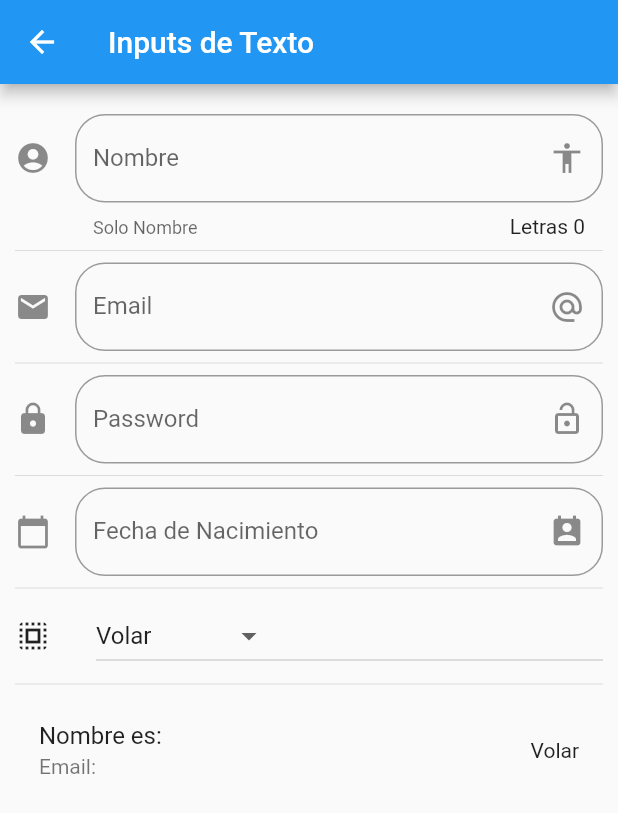
After one commit to VctrorPerez/2021dsm43-dapps, a Flutter app: the screen it shows after launch, after a tap on "Inputs", on a phone screen of 412 x 824 dp. The commit adds this screen. Shown: the top 813 px of the screen. Run offline on Flutter 3.47's test engine with Material 2 defaults, Android fonts, the phone set to English and light mode, and no system bars; missing offline and left inert: dart:ffi; network calls fail.

Commit message:
Componentes en flutter 11-34

```diff
--- a/Flutter/componentes/componentes/data/menu_opts.json
+++ b/Flutter/componentes/componentes/data/menu_opts.json
@@ -15,6 +15,26 @@
             "ruta" : "card",
             "icon" : "folder_open",
             "texto": "Cards - Tarjetas"
+        },
+        {
+            "ruta" : "animatedContainer",
+            "icon" : "donut_large",
+            "texto": "Animated Container"
+        },
+        {
+            "ruta" : "inputs",
+            "icon" : "input",
+            "texto": "Inputs"
+        },
+        {
+            "ruta" : "slider",
+            "icon" : "tune",
+            "texto": "Slider - Checks"
+        },
+        {
+            "ruta" : "list",
+            "icon" : "list",
+            "texto": "Listas Y Scroll"
         }
     ]
 }
--- a/Flutter/componentes/componentes/lib/main.dart
+++ b/Flutter/componentes/componentes/lib/main.dart
@@ -1,5 +1,7 @@
-import 'package:componentes/src/pages/home_page.dart';
-//  import 'package:componentes/src/pages/home_temp.dart';
+import 'package:componentes/src/pages/alert_page.dart';
+import 'package:componentes/src/routes/routes.dart';
+import 'package:flutter_localizations/flutter_localizations.dart';
+
 import 'package:flutter/material.dart';
 
 void main() => runApp(MyApp());
@@ -8,8 +10,25 @@ class MyApp extends StatelessWidget {
   @override
   Widget build(BuildContext context) {
     return MaterialApp(
-        title: 'Componentes App',
-        debugShowCheckedModeBanner: false,
-        home: HomePage());
+      title: 'Componentes App',
+      debugShowCheckedModeBanner: false,
+      localizationsDelegates: [
+        GlobalMaterialLocalizations.delegate,
+        GlobalWidgetsLocalizations.delegate,
+        GlobalCupertinoLocalizations.delegate,
+      ],
+      supportedLocales: [
+        Locale('en', 'US'), // English, no country code
+        Locale('es', 'ES'), // Spanish, no country code
+      ],
+      //home: HomePage()),
+      initialRoute: '/',
+      routes: getApplicationRoutes(),
+      onGenerateRoute: (RouteSettings settings) {
+        print('Ruta LLamada: ${settings.name}');
+        return MaterialPageRoute(
+            builder: (BuildContext context) => AlertPage());
+      },
+    );
   }
 }
--- a/Flutter/componentes/componentes/lib/src/pages/home_page.dart
+++ b/Flutter/componentes/componentes/lib/src/pages/home_page.dart
@@ -1,5 +1,7 @@
+import 'package:flutter/material.dart';
 import 'package:componentes/src/providers/menu_providers.dart';
-import 'package:flutter/material.dart';
+import 'package:componentes/src/utils/icono_string_util.dart';
+import 'alert_page.dart';
 
 class HomePage extends StatelessWidget {
   @override
@@ -13,20 +15,37 @@ class HomePage extends StatelessWidget {
   }
 
   Widget _lista() {
-    print(menuProvider.opciones);
-
-    return ListView(
-      children: _listaItems(),
+    //print(menuProvider.opciones);
+    //menuProvider.cargarData()
+    return FutureBuilder(
+      future: menuProvider.cargarData(),
+      initialData: [],
+      builder: (context, AsyncSnapshot<List<dynamic>> snapshot) {
+        return ListView(
+          children: _listaItems(snapshot.data, context),
+        );
+      },
     );
   }
+
+  List<Widget> _listaItems(data, BuildContext context) {
+    final List<Widget> opciones = [];
+
+    data.forEach((opt) {
+      final widgetTemp = ListTile(
+        title: Text(opt['texto']),
+        leading: getIcon(opt['icon']),
+        trailing: Icon(Icons.keyboard_arrow_right, color: Colors.blue),
+        onTap: () {
+          Navigator.pushNamed(context, opt['ruta']);
+          //final route = MaterialPageRoute(builder: (context) => AlertPage());
+          //Navigator.push(context, route);
+        },
+      );
+      opciones
+        ..add(widgetTemp)
+        ..add(Divider());
+    });
+    return opciones;
+  }
 }
-
-List<Widget> _listaItems() {
-  return [
-    ListTile(title: Text('Hola Mundo')),
-    Divider(),
-    ListTile(title: Text('Hola Mundo')),
-    Divider(),
-    ListTile(title: Text('Hola Mundo')),
-  ];
-}
--- /dev/null
+++ b/Flutter/componentes/componentes/lib/src/pages/input_page.dart
@@ -0,0 +1,163 @@
+import 'package:flutter/material.dart';
+
+class InputPage extends StatefulWidget {
+  @override
+  _InputPageState createState() => _InputPageState();
+}
+
+class _InputPageState extends State<InputPage> {
+  String _nombre = '';
+  String _email = '';
+  String _fecha = '';
+  String _opcionSeleccionada = 'Volar';
+
+  List<String> _poderes = ['Volar', 'RayosX', 'Super fuerza'];
+
+  TextEditingController _inputFieldDateController = new TextEditingController();
+  @override
+  Widget build(BuildContext context) {
+    return Scaffold(
+      appBar: AppBar(
+        title: Text('Inputs de Texto'),
+      ),
+      body: ListView(
+          padding: EdgeInsets.symmetric(horizontal: 10.0, vertical: 20.0),
+          children: <Widget>[
+            _crearImput(),
+            Divider(),
+            _creaarEmail(),
+            Divider(),
+            _crearPassword(),
+            Divider(),
+            _crearFecha(context),
+            Divider(),
+            _crearDropdown(),
+            Divider(),
+            _crearPersona(),
+          ]),
+    );
+  }
+
+  Widget _crearImput() {
+    return TextField(
+      //autofocus: true,
+      textCapitalization: TextCapitalization.sentences,
+      decoration: InputDecoration(
+          border: OutlineInputBorder(borderRadius: BorderRadius.circular(20.0)),
+          counter: Text('Letras ${_nombre.length}'),
+          hintText: 'Nombre de la persona',
+          labelText: 'Nombre',
+          helperText: 'Solo Nombre',
+          suffixIcon: Icon(Icons.accessibility),
+          icon: Icon(Icons.account_circle)),
+      onChanged: (valor) {
+        setState(() {
+          _nombre = valor;
+        });
+      },
+    );
+  }
+
+  Widget _crearDropdown() {
+    return Row(
+      children: <Widget>[
+        Icon(Icons.select_all),
+        SizedBox(width: 30.0),
+        Expanded(
+          child: DropdownButton(
+            value: _opcionSeleccionada,
+            items: getOpcionesDropdown(),
+            onChanged: (opt) {
+              setState(() {
+                _opcionSeleccionada = opt.toString();
+              });
+            },
+          ),
+        )
+      ],
+    );
+  }
+
+  Widget _crearPersona() {
+    return ListTile(
+      title: Text('Nombre es: $_nombre'),
+      subtitle: Text('Email: $_email'),
+      trailing: Text(_opcionSeleccionada),
+    );
+  }
+
+  Widget _creaarEmail() {
+    return TextField(
+        keyboardType: TextInputType.emailAddress,
+        decoration: InputDecoration(
+            border:
+                OutlineInputBorder(borderRadius: BorderRadius.circular(20.0)),
+            hintText: 'Email',
+            labelText: 'Email',
+            suffixIcon: Icon(Icons.alternate_email),
+            icon: Icon(Icons.email)),
+        onChanged: (valor) => setState(() {
+              _email = valor;
+            }));
+  }
+
+  Widget _crearPassword() {
+    return TextField(
+        obscureText: true,
+        decoration: InputDecoration(
+            border:
+                OutlineInputBorder(borderRadius: BorderRadius.circular(20.0)),
+            hintText: 'Password',
+            labelText: 'Password',
+            suffixIcon: Icon(Icons.lock_open),
+            icon: Icon(Icons.lock)),
+        onChanged: (valor) => setState(() {
+              _email = valor;
+            }));
+  }
+
+  Widget _crearFecha(BuildContext context) {
+    return TextField(
+      enableInteractiveSelection: false,
+      controller: _inputFieldDateController,
+      decoration: InputDecoration(
+          border: OutlineInputBorder(borderRadius: BorderRadius.circular(20.0)),
+          hintText: 'Fecha de Nacimiento',
+          labelText: 'Fecha de Nacimiento',
+          suffixIcon: Icon(Icons.perm_contact_calendar),
+          icon: Icon(Icons.calendar_today)),
+      onTap: () {
+        FocusScope.of(context).requestFocus(new FocusNode());
+        _selectDate(context);
+      },
+    );
+  }
+
+  _selectDate(BuildContext context) async {
+    DateTime? picked = await showDatePicker(
+      context: context,
+      initialDate: new DateTime.now(),
+      firstDate: new DateTime(2018),
+      lastDate: new DateTime(2025),
+      locale: Locale('es', 'ES'),
+    );
+    if (picked != null) {
+      setState(() {
+        _fecha = picked.toString();
+        _inputFieldDateController.text = _fecha;
+      });
+    }
+  }
+
+  List<DropdownMenuItem<String>> getOpcionesDropdown() {
+    List<DropdownMenuItem<String>> lista = [];
+
+    _poderes.forEach((poder) {
+      lista.add(DropdownMenuItem(
+        child: Text(poder),
+        value: poder,
+      ));
+    });
+    return lista;
+  }
+}
--- a/Flutter/componentes/componentes/lib/src/providers/menu_providers.dart
+++ b/Flutter/componentes/componentes/lib/src/providers/menu_providers.dart
@@ -12,7 +12,7 @@ class _MenuProvider {
   Future<List<dynamic>> cargarData() async {
     final resp = await rootBundle.loadString('data/menu_opts.json');
     Map dataMap = json.decode(resp);
-    print(dataMap['rutas']);
+    //print(dataMap['rutas']);
     opciones = dataMap['rutas'];
 
     return opciones;
--- /dev/null
+++ b/Flutter/componentes/componentes/lib/src/routes/routes.dart
@@ -0,0 +1,22 @@
+import 'package:componentes/src/pages/alert_page.dart';
+import 'package:componentes/src/pages/animated_container.dart';
+import 'package:componentes/src/pages/avatar_page.dart';
+import 'package:componentes/src/pages/card_page.dart';
+import 'package:componentes/src/pages/home_page.dart';
+import 'package:componentes/src/pages/input_page.dart';
+import 'package:componentes/src/pages/listview_page.dart';
+import 'package:componentes/src/pages/slider_page.dart';
+import 'package:flutter/cupertino.dart';
+
+Map<String, WidgetBuilder> getApplicationRoutes() {
+  return <String, WidgetBuilder>{
+    '/': (BuildContext context) => HomePage(),
+    'alert': (BuildContext context) => AlertPage(),
+    'avatar': (BuildContext context) => AvatarPage(),
+    'card': (BuildContext context) => CardPage(),
+    'animatedContainer': (BuildContext context) => AnimatedContainerPage(),
+    'inputs': (BuildContext context) => InputPage(),
+    'slider': (BuildContext context) => SliderPage(),
+    'list': (BuildContext context) => ListaPage(),
+  };
+}
--- a/Flutter/componentes/componentes/pubspec.yaml
+++ b/Flutter/componentes/componentes/pubspec.yaml
@@ -30,6 +30,8 @@ dependencies:
   flutter:
     sdk: flutter
 
+  flutter_localizations:
+    sdk: flutter
 
   # The following adds the Cupertino Icons font to your application.
   # Use with the CupertinoIcons class for iOS style icons.
@@ -60,7 +62,8 @@ flutter:
   # To add assets to your application, add an assets section, like this:
   assets:
     - data/menu_opts.json
-  #   - images/a_dot_ham.jpeg
+    - data/assets/
+    - data/assets/jar-loading.gif
 
   # An image asset can refer to one or more resolution-specific "variants", see
   # https://flutter.dev/assets-and-images/#resolution-aware.
```
Also changed, not shown: Flutter/componentes/componentes/lib/src/pages/alert_page.dart (added, +53 -0 lines), Flutter/componentes/componentes/lib/src/pages/animated_container.dart (added, +49 -0 lines), Flutter/componentes/componentes/lib/src/pages/avatar_page.dart (added, +37 -0 lines), Flutter/componentes/componentes/lib/src/pages/card_page.dart (added, +84 -0 lines), Flutter/componentes/componentes/lib/src/pages/listview_page.dart (added, +116 -0 lines), Flutter/componentes/componentes/lib/src/pages/slider_page.dart (added, +81 -0 lines), Flutter/componentes/componentes/lib/src/utils/icono_string_util.dart (added, +15 -0 lines), Flutter/componentes/componentes/data/assets/jar-loading.gif (added), Flutter/componentes/componentes/pubspec.lock.
